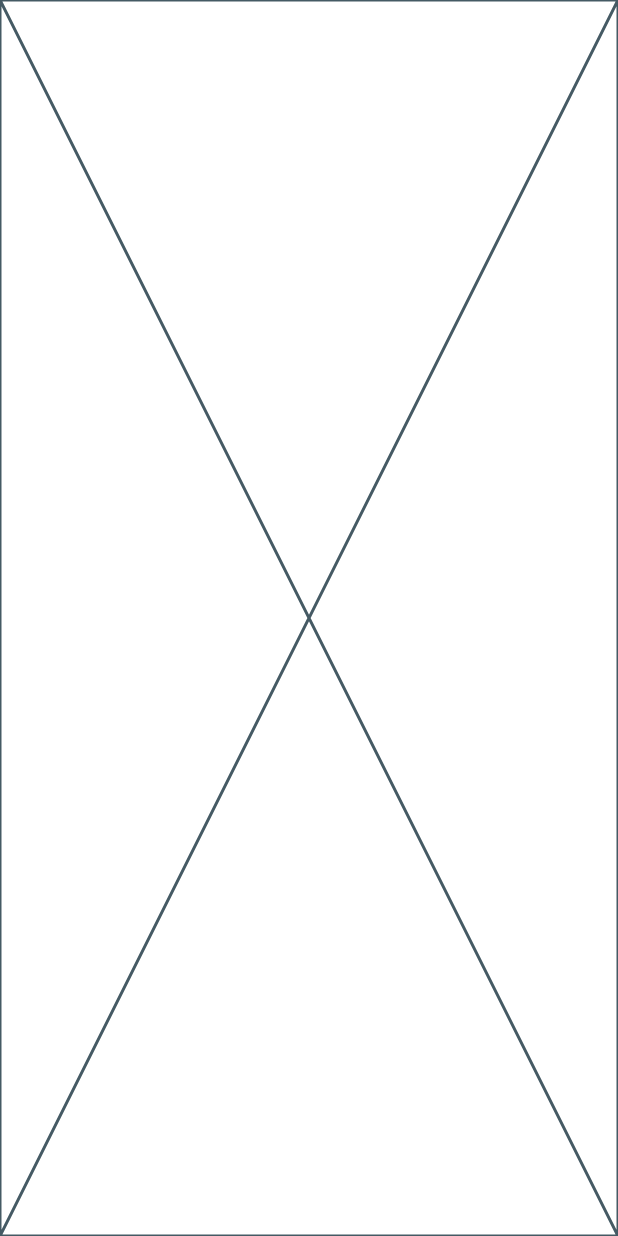
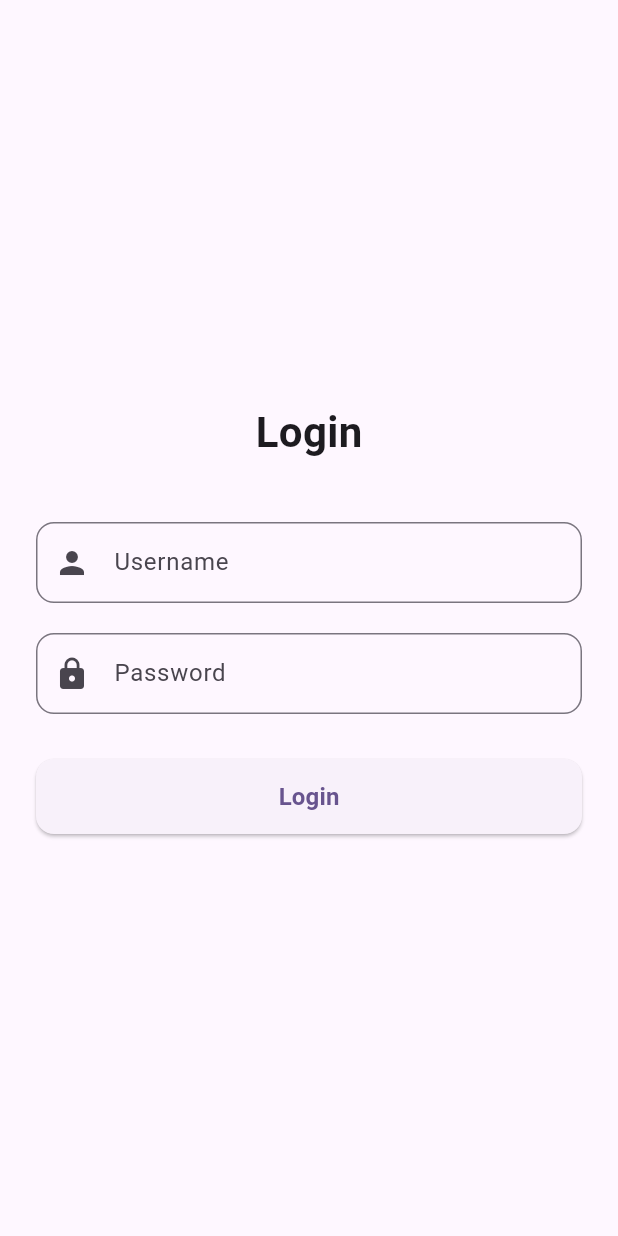
Before and after one commit to BanyuBening1/to_do_list_app, a Flutter app: the screen it shows after launch, on a phone screen of 412 x 824 dp. Run offline on Flutter 3.47's test engine with Material 3 defaults, Android fonts, the phone set to English and light mode, and no system bars; our stand-ins replace get.

Commit message:
FEAT [alip] feat login page

```diff
--- a/lib/controllers/auth_controller.dart
+++ b/lib/controllers/auth_controller.dart
@@ -1,4 +1,5 @@
 import 'package:get/get.dart';
+import 'package:to_do_list_app/routes/routes.dart';
 
 class AuthController extends GetxController {
   var inputUsername = ''.obs;
@@ -19,7 +20,7 @@ class AuthController extends GetxController {
     }
 
     if (inputUsername.value == username && inputPassword.value == password) {
-      // Get.offNamed('/dashboard');
+      Get.offNamed(AppRoute.dashboardPage);
       print("Login Berhasil");
     } else {
       Get.snackbar(
--- /dev/null
+++ b/lib/controllers/login_controller.dart
@@ -0,0 +1,35 @@
+import 'package:flutter/material.dart';
+import 'package:get/get.dart';
+
+class LoginController extends GetxController {
+  final emailController = TextEditingController();
+  final passwordController = TextEditingController();
+
+  var isLoading = false.obs;
+
+  void login() {
+    String email = emailController.text;
+    String password = passwordController.text;
+
+    if (email.isEmpty || password.isEmpty) {
+      Get.snackbar("Error", "Email dan password tidak boleh kosong",
+          snackPosition: SnackPosition.BOTTOM);
+      return;
+    }
+
+    isLoading.value = true;
+
+    // simulasi proses login
+    Future.delayed(const Duration(seconds: 2), () {
+      isLoading.value = false;
+
+      if (email == "admin@gmail.com" && password == "12345") {
+        Get.snackbar("Success", "Login berhasil",
+            snackPosition: SnackPosition.BOTTOM);
+      } else {
+        Get.snackbar("Failed", "Email atau password salah",
+            snackPosition: SnackPosition.BOTTOM);
+      }
+    });
+  }
+}
--- a/lib/main.dart
+++ b/lib/main.dart
@@ -1,5 +1,7 @@
 import 'package:flutter/material.dart';
-import 'package:to_do_list_app/pages/login_page.dart';
+import 'package:get/get_navigation/src/root/get_material_app.dart';
+import 'package:to_do_list_app/routes/pages.dart';
+import 'package:to_do_list_app/routes/routes.dart';
 
 void main() {
   runApp(const MyApp());
@@ -11,12 +13,14 @@ class MyApp extends StatelessWidget {
   // This widget is the root of your application.
   @override
   Widget build(BuildContext context) {
-    return MaterialApp(
+    return GetMaterialApp(
+      debugShowCheckedModeBanner: false,
       title: 'Flutter Demo',
       theme: ThemeData(
         colorScheme: ColorScheme.fromSeed(seedColor: Colors.deepPurple),
       ),
-      home: const LoginPage(),
+      initialRoute: AppRoute.loginPage,
+      getPages: AppPages.pages,
     );
   }
 }
--- a/lib/pages/login_page.dart
+++ b/lib/pages/login_page.dart
@@ -1,10 +1,57 @@
 import 'package:flutter/material.dart';
+import 'package:get/get.dart';
+import 'package:to_do_list_app/reusable/custom_button.dart';
+import 'package:to_do_list_app/reusable/custom_textfield.dart';
+import '../controllers/auth_controller.dart';
 
 class LoginPage extends StatelessWidget {
-  const LoginPage({super.key});
+  LoginPage({super.key});
+
+  final AuthController authController = Get.put(AuthController());
 
   @override
   Widget build(BuildContext context) {
-    return const Placeholder();
+    return Scaffold(
+      body: SafeArea(
+        child: Padding(
+          padding: const EdgeInsets.all(24.0),
+          child: Column(
+            mainAxisAlignment: MainAxisAlignment.center,
+            children: [
+              const Text(
+                "Login",
+                style: TextStyle(fontSize: 28, fontWeight: FontWeight.bold),
+              ),
+              const SizedBox(height: 40),
+
+              // Username pakai CustomTextField
+              CustomTextField(
+                hintText: "Username",
+                icon: Icons.person,
+                onChanged: (value) =>
+                    authController.inputUsername.value = value,
+              ),
+              const SizedBox(height: 20),
+
+              // Password pakai CustomTextField
+              CustomTextField(
+                hintText: "Password",
+                icon: Icons.lock,
+                obscureText: true,
+                onChanged: (value) =>
+                    authController.inputPassword.value = value,
+              ),
+              const SizedBox(height: 30),
+
+              // Custom Button
+              CustomButton(
+                text: "Login",
+                onPressed: () => authController.login(),
+              ),
+            ],
+          ),
+        ),
+      ),
+    );
   }
 }
--- /dev/null
+++ b/lib/reusable/custom_button.dart
@@ -0,0 +1,29 @@
+import 'package:flutter/material.dart';
+
+class CustomButton extends StatelessWidget {
+  final String text;
+  final VoidCallback onPressed;
+
+  const CustomButton({
+    super.key,
+    required this.text,
+    required this.onPressed,
+  });
+
+  @override
+  Widget build(BuildContext context) {
+    return ElevatedButton(
+      style: ElevatedButton.styleFrom(
+        minimumSize: const Size(double.infinity, 50),
+        shape: RoundedRectangleBorder(
+          borderRadius: BorderRadius.circular(12),
+        ),
+      ),
+      onPressed: onPressed,
+      child: Text(
+        text,
+        style: const TextStyle(fontSize: 16, fontWeight: FontWeight.bold),
+      ),
+    );
+  }
+}
--- /dev/null
+++ b/lib/reusable/custom_textfield.dart
@@ -0,0 +1,33 @@
+import 'package:flutter/material.dart';
+
+class CustomTextField extends StatelessWidget {
+  final String hintText;
+  final bool obscureText;
+  final IconData icon;
+  final ValueChanged<String>? onChanged;
+
+  const CustomTextField({
+    super.key,
+    required this.hintText,
+    this.obscureText = false,
+    required this.icon,
+    this.onChanged,
+  });
+
+  @override
+  Widget build(BuildContext context) {
+    return TextField(
+      obscureText: obscureText,
+      onChanged: onChanged,
+      decoration: InputDecoration(
+        prefixIcon: Icon(icon),
+        hintText: hintText,
+        border: OutlineInputBorder(
+          borderRadius: BorderRadius.circular(12),
+        ),
+        contentPadding:
+            const EdgeInsets.symmetric(vertical: 15, horizontal: 10),
+      ),
+    );
+  }
+}
--- a/lib/routes/pages.dart
+++ b/lib/routes/pages.dart
@@ -1,5 +1,6 @@
 import 'package:get/get.dart';
 import 'package:to_do_list_app/bindings/auth_binding.dart';
+import 'package:to_do_list_app/pages/dashboard_page.dart';
 import 'package:to_do_list_app/pages/login_page.dart';
 import 'package:to_do_list_app/routes/routes.dart';
 
@@ -10,5 +11,10 @@ class AppPages {
       page: () => LoginPage(),
       binding: AuthBinding(),
     ),
+    GetPage(
+      name: AppRoute.dashboardPage,
+      page: () => DashboardPage(),
+
+    ),
   ];
 }
--- a/lib/routes/routes.dart
+++ b/lib/routes/routes.dart
@@ -1,3 +1,4 @@
 class AppRoute {
   static const String loginPage = "/loginPage";
+  static const String dashboardPage = "/dashboardPage";
 }
```
